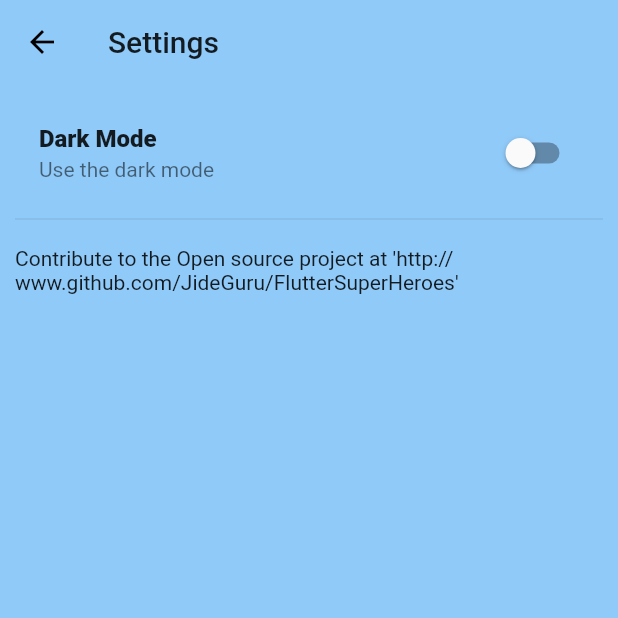
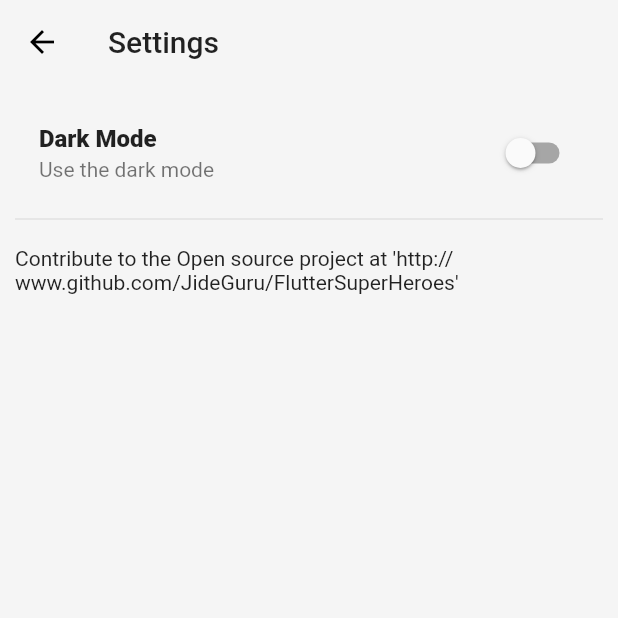
Before and after one commit to JideGuru/FlutterSuperHeroes, a Flutter app: the screen it shows after launch, after a tap on the "settings" icon, on a phone screen of 412 x 824 dp, the top half of it. Run offline on Flutter 3.47's test engine with Material 2 defaults, Android fonts, the light colour scheme and no system bars; our stand-ins replace percent_indicator, shared_preferences; network calls fail.

Commit message:
Fixed: Light mode bg color

```diff
--- a/lib/main.dart
+++ b/lib/main.dart
@@ -42,6 +42,7 @@ class _MyAppState extends State<MyApp> {
     brightness: Brightness.light,
     primaryColor: Colors.grey[100],
     accentColor: Colors.redAccent,
+    backgroundColor: Colors.grey[100],
     textTheme: TextTheme(
       headline: TextStyle(
       ),
--- a/lib/screens/home.dart
+++ b/lib/screens/home.dart
@@ -92,7 +92,7 @@ class _HomeState extends State<Home> {
           ),
         ],
       ),
-      backgroundColor: Theme.of(context).primaryColor,
+      backgroundColor: Theme.of(context).backgroundColor,
       body: _loading
           ? Center(
               child: CircularProgressIndicator(
```
